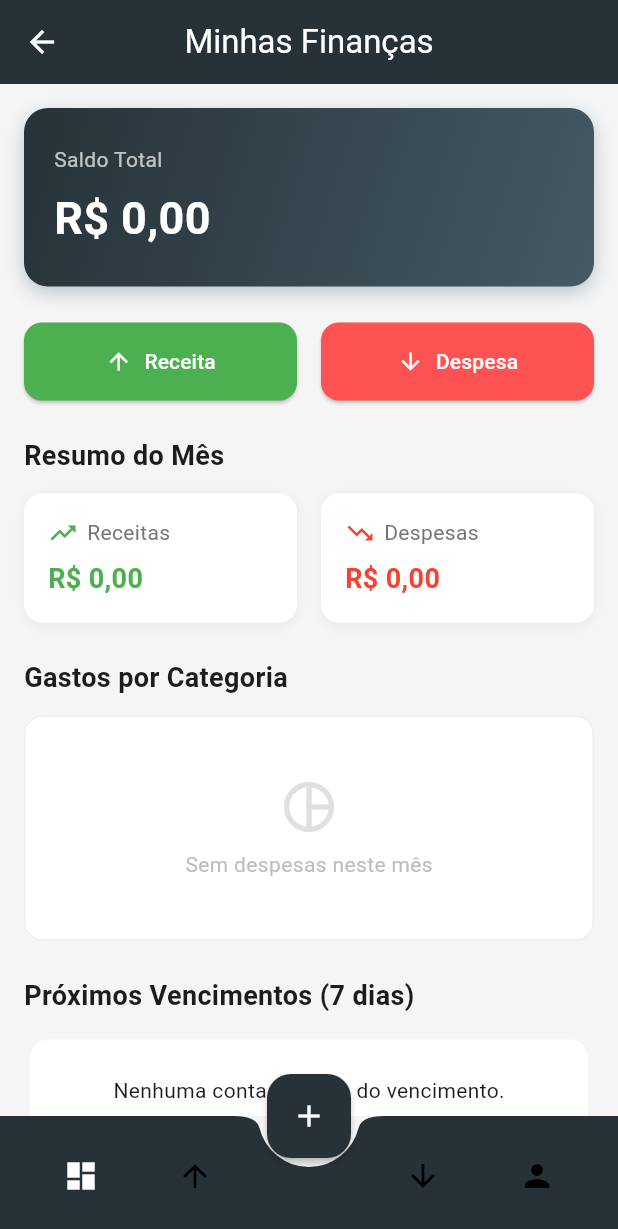
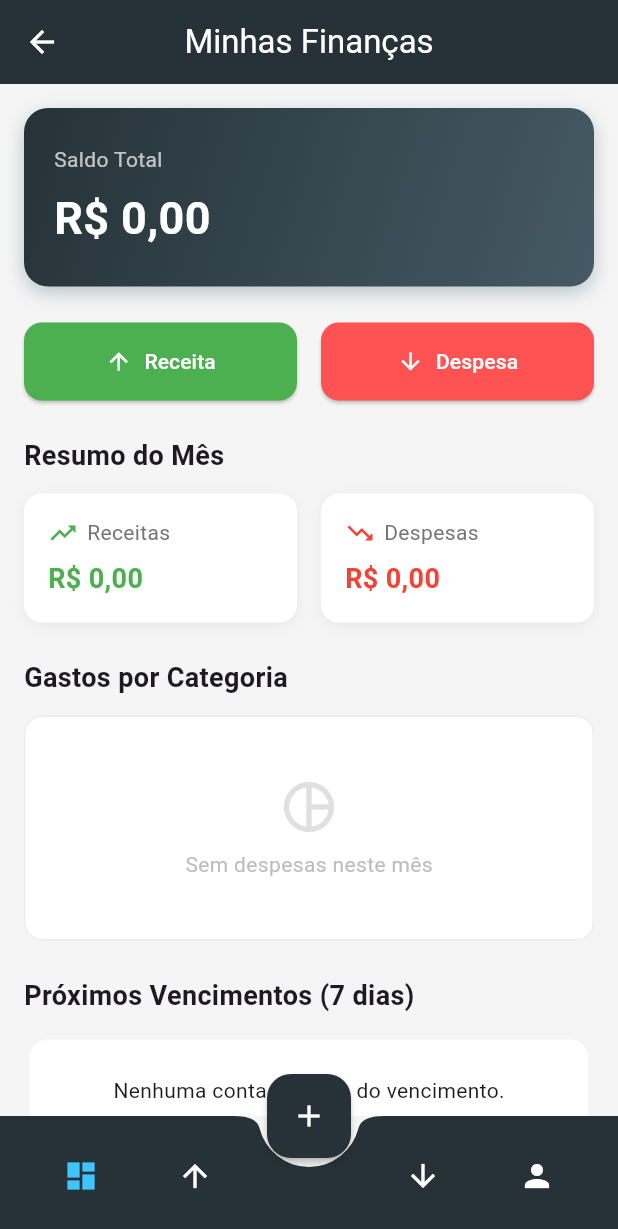
Before and after one commit to InaDdevs/finance-management, a Flutter app: the MainNavigationWrapper screen opened by its route, on a phone screen of 412 x 824 dp. Shown: the top 1229 px of the screen. Run offline on Flutter 3.47's test engine with Material 3 defaults, Android fonts, the phone set to English and light mode, and no system bars; our stand-ins replace fl_chart, sqflite; accounts and stored records are empty.

Commit message:
Alterado as cores do bottom nav

```diff
--- a/lib/shared/widgets/bottom_nav_bar.dart
+++ b/lib/shared/widgets/bottom_nav_bar.dart
@@ -83,7 +83,7 @@ class _MainNavigationWrapperState extends State<MainNavigationWrapper> {
     final isSelected = (pageIndex == _currentIndex);
 
     return IconButton(
-      icon: Icon(icon, color: isSelected ? Colors.white : Colors.black
+      icon: Icon(icon, color: isSelected ? Colors.lightBlueAccent : Colors.white
       ),
       tooltip: label,
       onPressed: () => _onTap(index),
```
